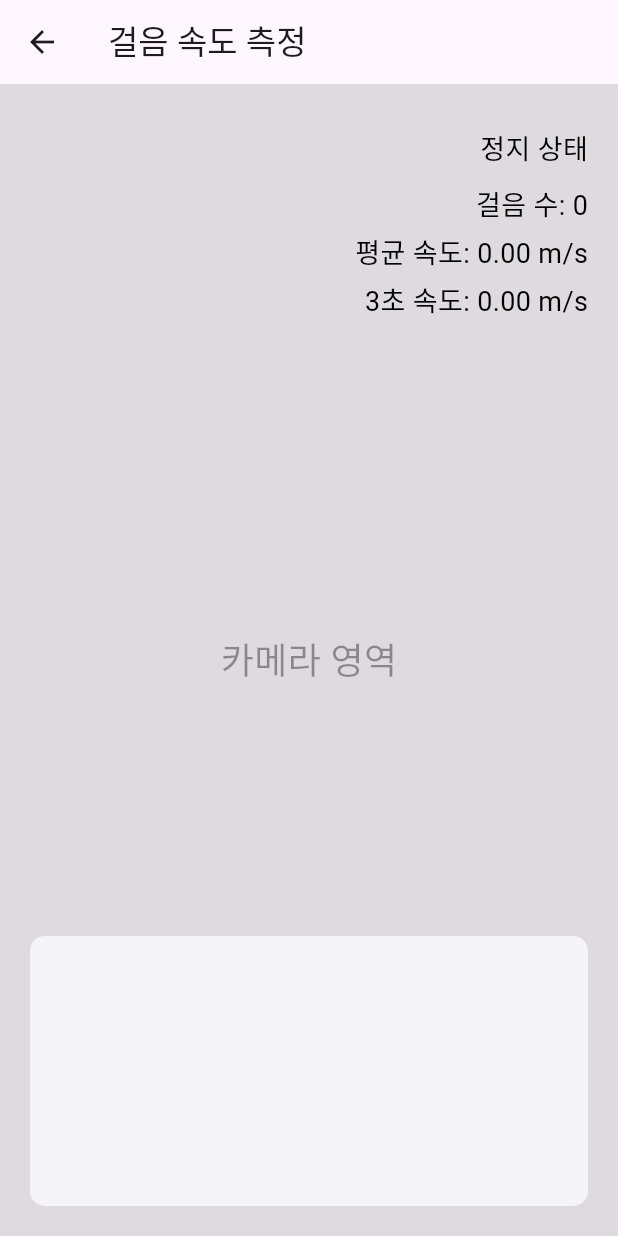
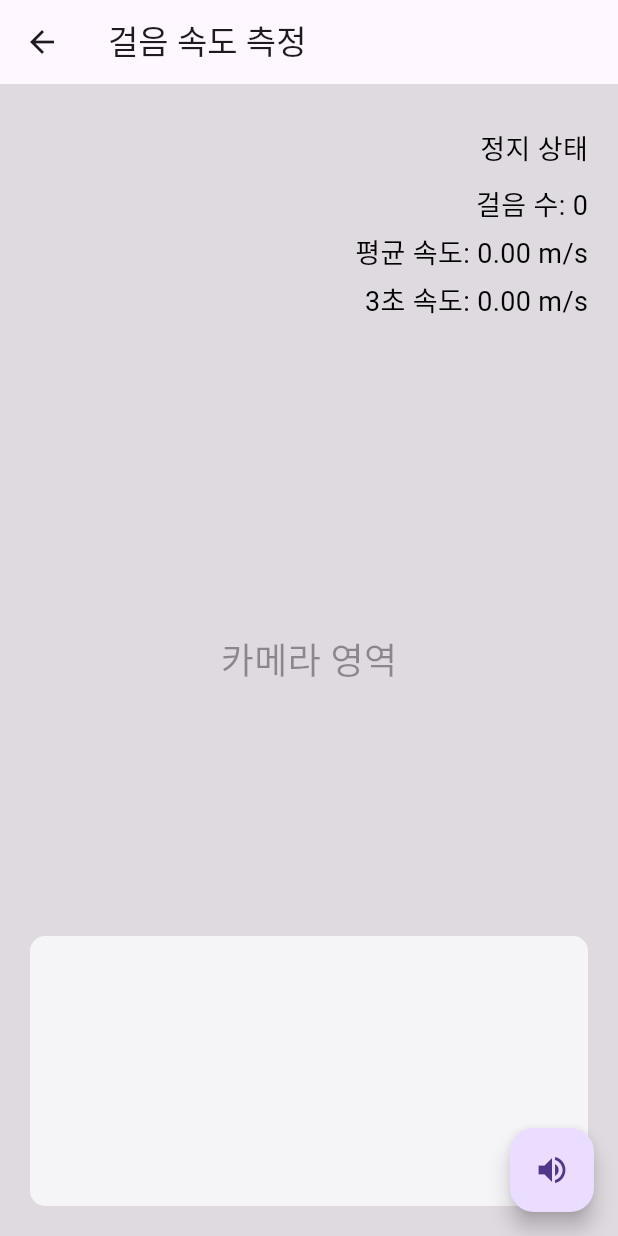
Before and after one commit to syprisilla/Walk_Guide, a Flutter app: the StepCounterPage screen opened directly, on a phone screen of 412 x 824 dp. Run offline on Flutter 3.47's test engine with Material 3 defaults, Android fonts, the phone set to English and light mode, and no system bars; our stand-ins replace camera, flutter_tts, hive, hive_flutter, pedometer, permission_handler and 1 more; missing offline and left inert: google_mlkit_commons; accounts and stored records are empty.

```diff
--- a/app/lib/step_counter_page.dart
+++ b/app/lib/step_counter_page.dart
@@ -6,10 +6,13 @@ import 'package:pedometer/pedometer.dart';
 import 'package:sensors_plus/sensors_plus.dart';
 import 'package:permission_handler/permission_handler.dart';
 import 'package:hive/hive.dart';
+import 'package:flutter_tts/flutter_tts.dart';
+
 import 'walk_session.dart';
 
 class StepCounterPage extends StatefulWidget {
   const StepCounterPage({super.key});
+
   @override
   State<StepCounterPage> createState() => _StepCounterPageState();
 }
@@ -19,6 +22,7 @@ class _StepCounterPageState extends State<StepCounterPage> {
   StreamSubscription<StepCount>? _stepCountSubscription;
   StreamSubscription<AccelerometerEvent>? _accelerometerSubscription;
   Timer? _checkTimer;
+  late FlutterTts flutterTts;
 
   int _steps = 0;
   int? _initialSteps;
@@ -36,8 +40,9 @@ class _StepCounterPageState extends State<StepCounterPage> {
   @override
   void initState() {
     super.initState();
+    flutterTts = FlutterTts();
     requestPermission();
-    loadSessions(); // ✅ 앱 실행 시 세션 불러오기
+    loadSessions();
   }
 
   Future<void> requestPermission() async {
@@ -101,12 +106,26 @@ class _StepCounterPageState extends State<StepCounterPage> {
 
   Duration getGuidanceDelay(double avgSpeed) {
     if (avgSpeed < 0.5) {
-      return const Duration(seconds: 2); // 느린 보행자
+      return const Duration(seconds: 2);
     } else if (avgSpeed < 1.2) {
-      return const Duration(milliseconds: 1500); // 보통 보행자
+      return const Duration(milliseconds: 1500);
     } else {
-      return const Duration(seconds: 1); // 빠른 보행자
+      return const Duration(seconds: 1);
     }
+  }
+
+  void onObjectDetected() {
+    final double avgSpeed = _sessionHistory.isNotEmpty
+        ? _sessionHistory.map((s) => s.averageSpeed).reduce((a, b) => a + b) /
+            _sessionHistory.length
+        : 1.0;
+
+    final delay = getGuidanceDelay(avgSpeed);
+
+    Future.delayed(delay, () {
+      flutterTts.speak("앞에 장애물이 있습니다. 조심하세요.");
+      debugPrint("🔊 안내 음성 출력 완료 (지연: ${delay.inMilliseconds}ms)");
+    });
   }
 
   void onStepCount(StepCount event) {
@@ -267,34 +286,22 @@ class _StepCounterPageState extends State<StepCounterPage> {
               children: [
                 Text(
                   _isMoving ? '움직이는 중' : '정지 상태',
-                  style: const TextStyle(
-                    fontSize: 18,
-                    color: Color.fromARGB(255, 0, 0, 0),
-                  ),
+                  style: const TextStyle(fontSize: 18, color: Colors.black),
                 ),
                 const SizedBox(height: 10),
                 Text(
                   '걸음 수: $_steps',
-                  style: const TextStyle(
-                    fontSize: 18,
-                    color: Color.fromARGB(255, 0, 0, 0),
-                  ),
+                  style: const TextStyle(fontSize: 18, color: Colors.black),
                 ),
                 const SizedBox(height: 5),
                 Text(
                   '평균 속도: ${getAverageSpeed().toStringAsFixed(2)} m/s',
-                  style: const TextStyle(
-                    fontSize: 18,
-                    color: Color.fromARGB(255, 0, 0, 0),
-                  ),
+                  style: const TextStyle(fontSize: 18, color: Colors.black),
                 ),
                 const SizedBox(height: 5),
                 Text(
                   '3초 속도: ${getRealTimeSpeed().toStringAsFixed(2)} m/s',
-                  style: const TextStyle(
-                    fontSize: 18,
-                    color: Color.fromARGB(255, 0, 0, 0),
-                  ),
+                  style: const TextStyle(fontSize: 18, color: Colors.black),
                 ),
               ],
             ),
@@ -324,6 +331,10 @@ class _StepCounterPageState extends State<StepCounterPage> {
           ),
         ],
       ),
+      floatingActionButton: FloatingActionButton(
+        onPressed: onObjectDetected,
+        child: const Icon(Icons.volume_up),
+      ),
     );
   }
 
--- a/app/pubspec.yaml
+++ b/app/pubspec.yaml
@@ -28,6 +28,9 @@ dependencies:
   hive_flutter: ^1.1.0
   path_provider: ^2.0.15
 
+   # 음성 안내 기능 추가
+  flutter_tts: ^3.8.2
+
 dev_dependencies:
   flutter_test:
     sdk: flutter
```
Also changed, not shown: app/pubspec.lock, 3 other files.
